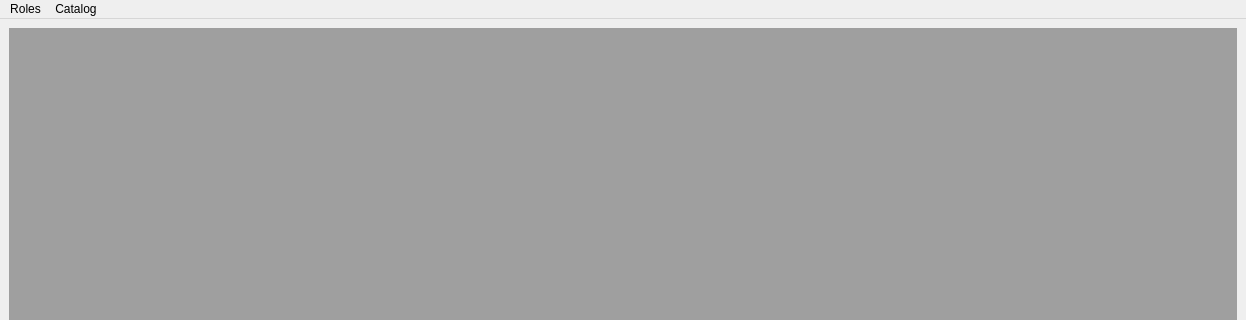
Above: ui/designer.ui from MegaMineDSS/LuxeMineERP before the change; both pictures show x 0 to 1246 and y 0 to 320 of the 1246 by 722 pixel window. Below: the same form after it.
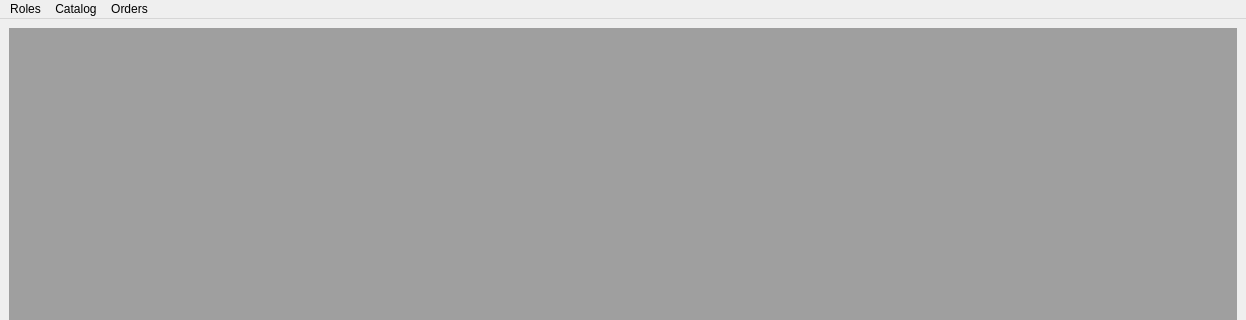
That is the form after the change.

The edit to the form file:
```diff
--- a/ui/designer.ui
+++ b/ui/designer.ui
@@ -26,7 +26,7 @@
      <x>0</x>
      <y>0</y>
      <width>1246</width>
-     <height>22</height>
+     <height>21</height>
     </rect>
    </property>
    <widget class="QMenu" name="menuRoles">
@@ -41,8 +41,15 @@
     </property>
     <addaction name="actionAdd_Catalog"/>
    </widget>
+   <widget class="QMenu" name="menuOrders">
+    <property name="title">
+     <string>Orders</string>
+    </property>
+    <addaction name="actionOrder_List"/>
+   </widget>
    <addaction name="menuRoles"/>
    <addaction name="menuCatalog"/>
+   <addaction name="menuOrders"/>
   </widget>
   <widget class="QStatusBar" name="statusbar"/>
   <action name="actionSwitch_Role">
```
Left out of the diff: 5 changed lines with no effect on the pictures.
